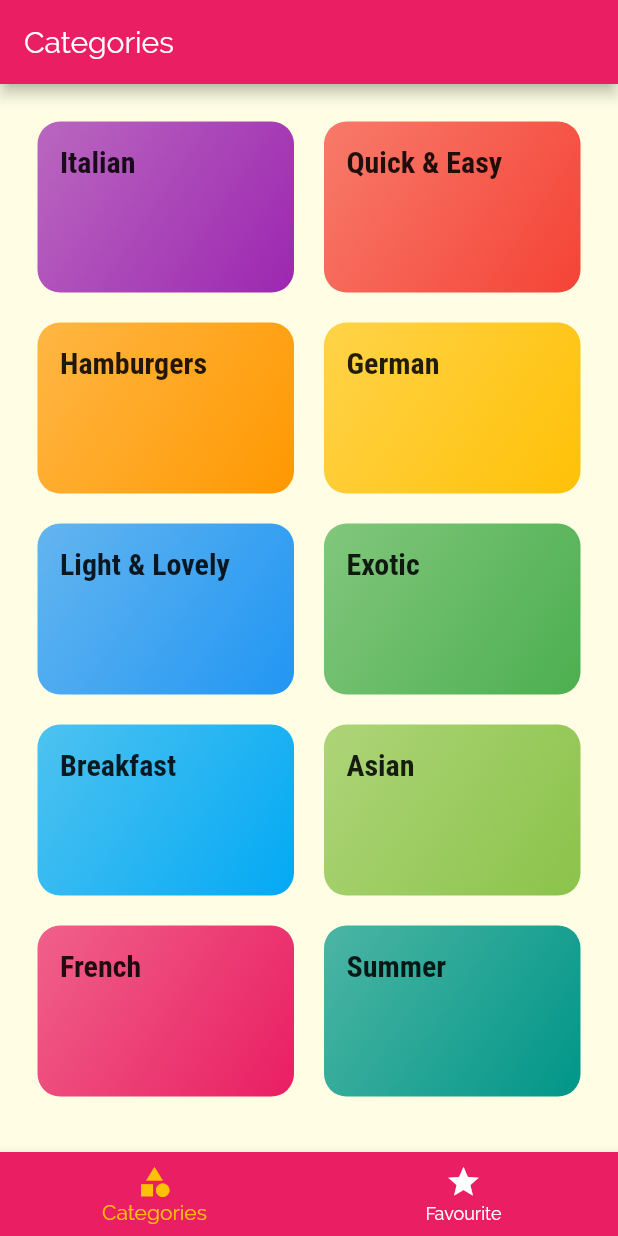
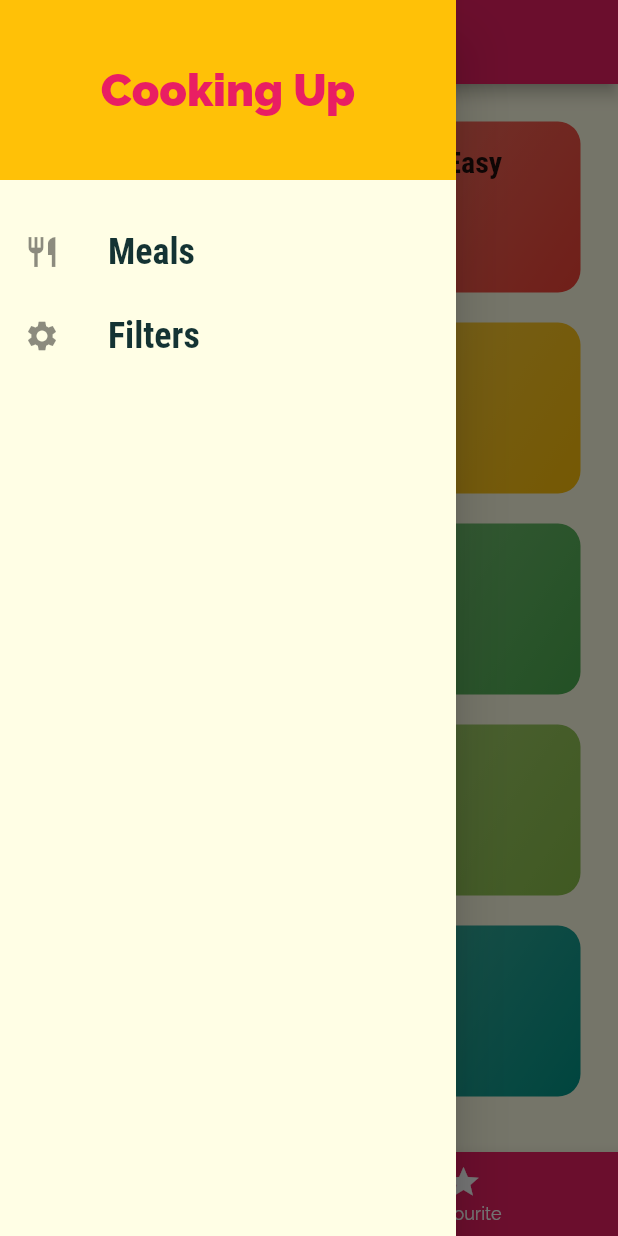
Before and after one commit to Mohamed-Issa/deli_meal, a Flutter app: the screen it shows after launch, with the side drawer open (before the commit the screen has no drawer), on a phone screen of 412 x 824 dp. Run offline on Flutter 3.47's test engine with Material 2 defaults, Android fonts, the phone set to English and light mode, and no system bars.

Commit message:
adding a customer drawer & adding links to the drawer

```diff
--- a/lib/main.dart
+++ b/lib/main.dart
@@ -1,3 +1,4 @@
+import 'package:delimeals/screens/filters_screen.dart';
 import 'package:flutter/material.dart';
 
 
@@ -35,6 +36,7 @@ class MyApp extends StatelessWidget {
         '/': (ctx) => TabsScreen(),
         CategoryMealsScreen.routeName: (ctx) => CategoryMealsScreen(),
         MealDetailScreen.routeName: (ctx) => MealDetailScreen(),
+        FiltersScreen.routeName: (ctx) => FiltersScreen()
       },
 //      onGenerateRoute: (setting) {
 //        print(setting.arguments);
--- /dev/null
+++ b/lib/screens/filters_screen.dart
@@ -0,0 +1,13 @@
+import 'package:flutter/material.dart';
+
+class FiltersScreen extends StatelessWidget {
+  static const String routeName = 'filters-screen';
+  @override
+  Widget build(BuildContext context) {
+    return Scaffold(
+      body: Center(
+        child: Text('filters'),
+      ),
+    );
+  }
+}
--- a/lib/screens/tabs_screen.dart
+++ b/lib/screens/tabs_screen.dart
@@ -1,5 +1,6 @@
 import 'package:flutter/material.dart';
 
+import '../widgets/main_drawer.dart';
 import 'categories_screen.dart';
 import 'favourite_screen.dart';
 
@@ -28,6 +29,7 @@ class _TabsScreenState extends State<TabsScreen> {
       appBar: AppBar(
         title: Text(_pages[_selectPageIndex]['title']),
       ),
+      drawer: MainDrawer(),
       body: _pages[_selectPageIndex]['page'],
       bottomNavigationBar: BottomNavigationBar(
         onTap: _selectPage,
--- /dev/null
+++ b/lib/widgets/main_drawer.dart
@@ -0,0 +1,60 @@
+import 'package:delimeals/screens/filters_screen.dart';
+import 'package:flutter/material.dart';
+
+class MainDrawer extends StatelessWidget {
+  Widget buildListTitle(String title, IconData icon, Function tabHandler) {
+    return ListTile(
+      leading: Icon(icon),
+      title: Text(
+        title,
+        style: TextStyle(
+          fontFamily: 'RobotoCondensed',
+          fontSize: 24,
+          fontWeight: FontWeight.bold,
+        ),
+      ),
+      onTap: tabHandler,
+    );
+  }
+
+  @override
+  Widget build(BuildContext context) {
+    return Drawer(
+      child: Column(
+        children: <Widget>[
+          Container(
+            height: 120,
+            width: double.infinity,
+            alignment: Alignment.center,
+            color: Theme.of(context).accentColor,
+            child: Text(
+              'Cooking Up',
+              style: TextStyle(
+                  fontWeight: FontWeight.w900,
+                  fontSize: 30,
+                  color: Theme.of(context).primaryColor),
+            ),
+          ),
+          SizedBox(height: 20),
+          buildListTitle('Meals', Icons.restaurant, () {
+            Navigator.of(context).pushNamed('/');
+          }),
+          buildListTitle('Filters', Icons.settings, () {
+            Navigator.of(context).pushNamed(FiltersScreen.routeName);
+          }),
+//          ListTile(
+//            leading: Icon(Icons.restaurant),
+//            title: Text(
+//              'Meals',
+//              style: TextStyle(
+//                fontFamily: 'RobotoCondensed',
+//                fontSize: 24,
+//                fontWeight: FontWeight.bold,
+//              ),
+//            ),
+//            onTap: () {},
+        ],
+      ),
+    );
+  }
+}
```
